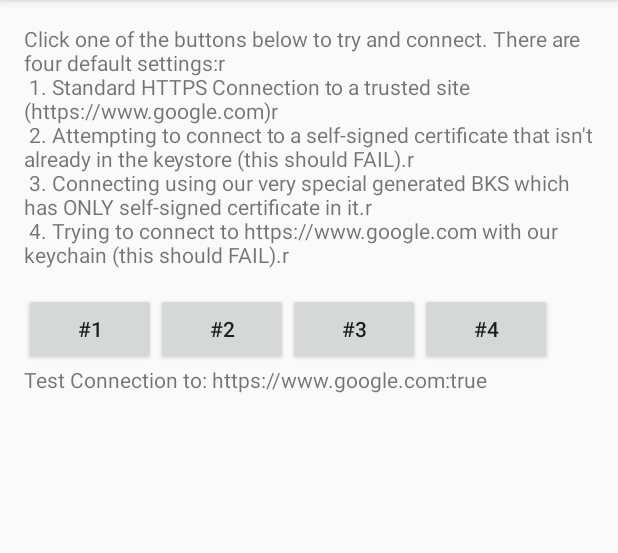
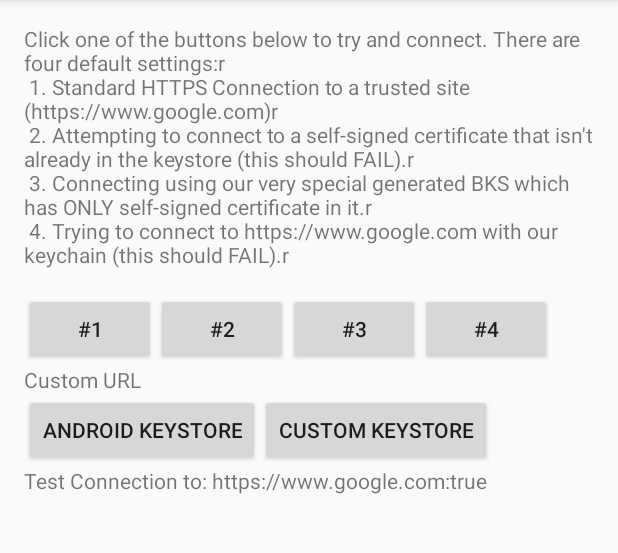
Before and after one commit to ThorOfAsgaard/SSLConnectionSuite, an Android app: the screen it shows after launch (MainActivity), on a phone screen of 412 x 824 dp, the part 84-637 px from its top. Run offline under Robolectric (Android 15) with nearby library versions, the phone set to English and light mode, and no system bars.

Commit message:
Need to figure out the edit-text issue, and create a secondary keystore

```diff
--- a/app/src/main/java/asgaardianworkshop/com/sslconnectiontest/MainActivity.java
+++ b/app/src/main/java/asgaardianworkshop/com/sslconnectiontest/MainActivity.java
@@ -5,6 +5,7 @@ import android.support.v7.app.AppCompatActivity;
 import android.util.Log;
 import android.view.View;
 import android.widget.Button;
+import android.widget.EditText;
 import android.widget.TextView;
 
 import java.io.IOException;
@@ -29,6 +30,9 @@ public class MainActivity extends AppCompatActivity {
     Button no_cert;
     Button key_chain;
     Button key_chain_google;
+    Button android_button;
+    Button custom_button;
+    EditText custom_url;
 
     @Override
     protected void onCreate(Bundle savedInstanceState) {
@@ -40,6 +44,9 @@ public class MainActivity extends AppCompatActivity {
         no_cert = (Button) findViewById(R.id.no_cert);
         key_chain = (Button) findViewById(R.id.key_chain);
         key_chain_google = (Button) findViewById(R.id.key_chain_google);
+        android_button = (Button) findViewById(R.id.android_button);
+        custom_button = (Button) findViewById(R.id.custom_button);
+        custom_url = (EditText) findViewById(R.id.url);
 
         standard.setOnClickListener(new View.OnClickListener() {
             @Override
@@ -57,7 +64,7 @@ public class MainActivity extends AppCompatActivity {
             @Override
             public void onClick(View v) {
                 try {
-                    StandardSSL("https://www.pcwebshop.co.uk/");
+                    StandardSSL("https://eaport.eains.com:443");
                 } catch (IOException e) {
                     e.printStackTrace();
                 }
@@ -77,6 +84,24 @@ public class MainActivity extends AppCompatActivity {
 
             }
 
+        });
+        android_button.setOnClickListener(new View.OnClickListener() {
+            @Override
+            public void onClick(View v) {
+                String url = custom_url.getText().toString();
+                try {
+                    StandardSSL(url);
+                } catch (IOException e) {
+                    e.printStackTrace();
+                }
+            }
+        });
+        custom_button.setOnClickListener(new View.OnClickListener() {
+            @Override
+            public void onClick(View v) {
+                String url = custom_url.getText().toString();
+                customKeyStore(url);
+            }
         });
         try {
             url = new URL(urlString);
--- a/app/src/main/res/layout/activity_main.xml
+++ b/app/src/main/res/layout/activity_main.xml
@@ -10,7 +10,10 @@
     android:paddingBottom="@dimen/activity_vertical_margin"
     android:orientation="vertical"
     tools:context="examples.asgaardianworkshop.com.sslconnectiontest.MainActivity"
-    android:theme="@style/AppTheme">
+    android:theme="@style/AppTheme"
+    android:descendantFocusability="beforeDescendants"
+    android:focusableInTouchMode="true"
+    >
     <TextView
         android:text="@string/explanation"
         android:layout_width="wrap_content"
@@ -48,6 +51,50 @@
 
 
     </LinearLayout>
+
+    <LinearLayout
+        android:orientation="horizontal"
+        android:layout_width="match_parent"
+        android:layout_height="wrap_content"
+        android:descendantFocusability="beforeDescendants"
+        android:focusableInTouchMode="true">
+
+        <TextView
+            android:layout_width="0dp"
+            android:layout_height="wrap_content"
+            android:text="Custom URL"
+            android:id="@+id/textView"
+            android:layout_weight=".25"/>
+
+        <EditText
+            android:layout_width="0dp"
+            android:layout_height="wrap_content"
+            android:id="@+id/url"
+            android:hint="https://www.cnn.com"
+            android:layout_weight=".75"
+            android:windowSoftInputMode="stateHidden"
+            android:visibility="gone"
+            />
+    </LinearLayout>
+
+    <LinearLayout
+        android:orientation="horizontal"
+        android:layout_width="match_parent"
+        android:layout_height="wrap_content">
+
+        <Button
+            android:layout_width="wrap_content"
+            android:layout_height="wrap_content"
+            android:text="Android KeyStore"
+            android:id="@+id/android_button" />
+
+        <Button
+            android:layout_width="wrap_content"
+            android:layout_height="wrap_content"
+            android:text="Custom KeyStore"
+            android:id="@+id/custom_button" />
+    </LinearLayout>
+
     <TextView
         android:text="Connection Status"
         android:layout_width="wrap_content"
```
